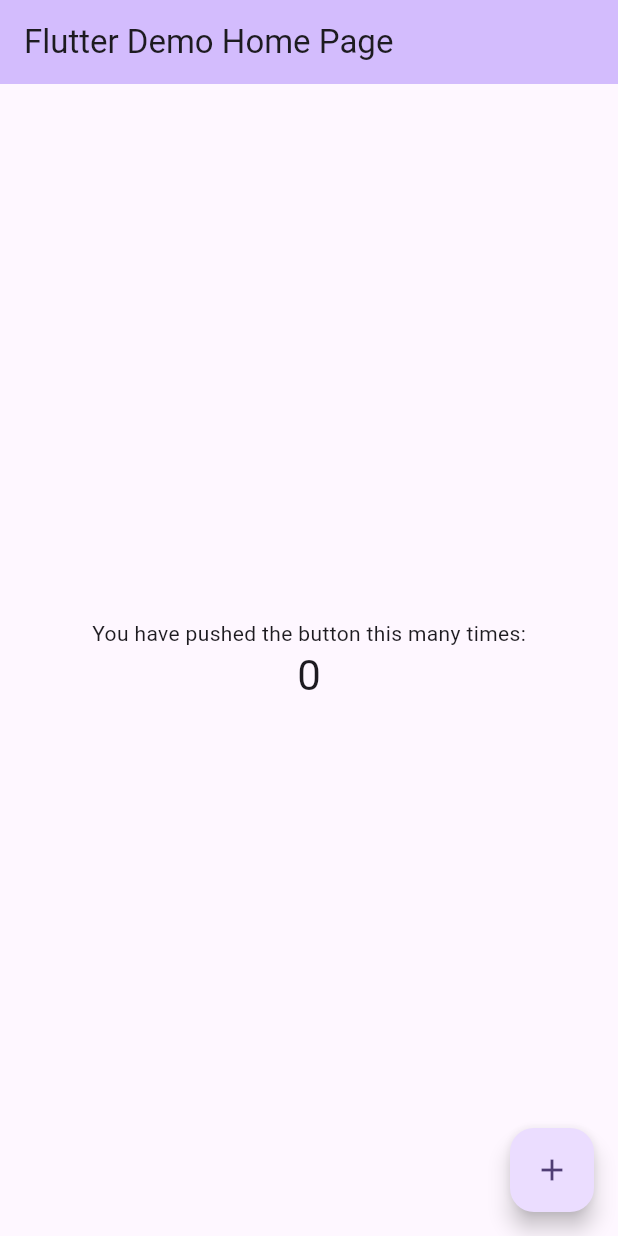
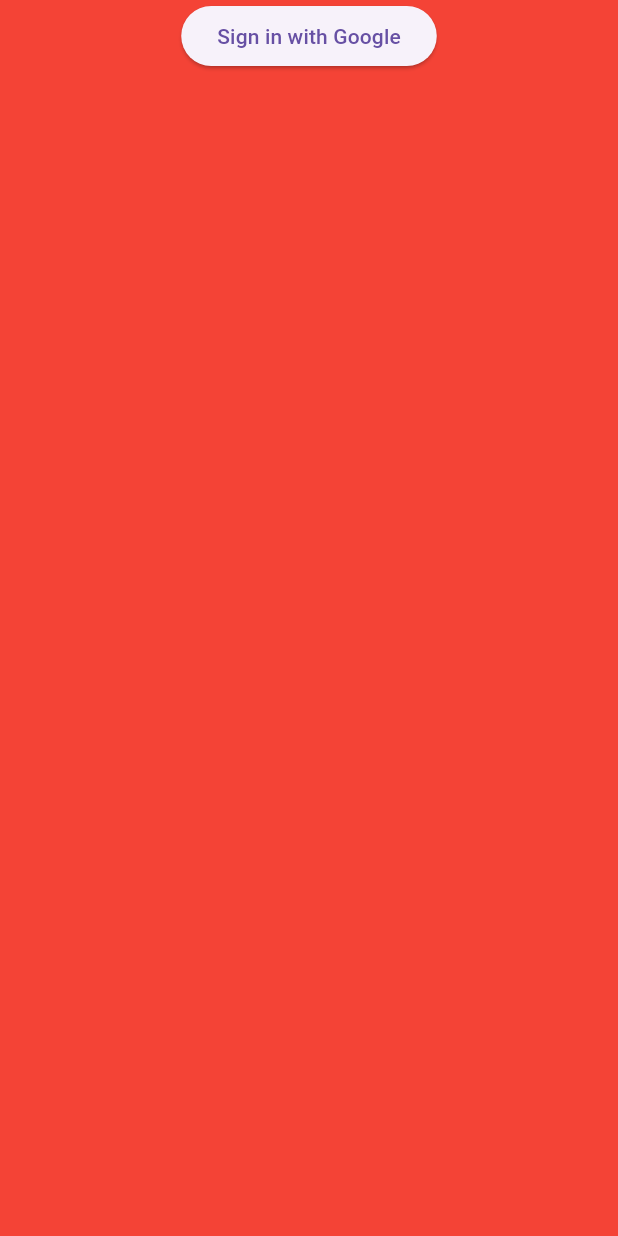
Before and after one commit to PoxhYT/Hustle, a Flutter app: the screen it shows after launch, on a phone screen of 412 x 824 dp. Run offline on Flutter 3.47's test engine with Material 3 defaults, Android fonts, the phone set to English and light mode, and no system bars; our stand-ins replace firebase_auth, firebase_core, flutter_screenutil, google_sign_in, logger; accounts and stored records are empty.

Commit message:
Added MainScreen

```diff
--- a/hustle/lib/main.dart
+++ b/hustle/lib/main.dart
@@ -1,125 +1,16 @@
+import 'package:firebase_core/firebase_core.dart';
 import 'package:flutter/material.dart';
+import 'package:flutter/services.dart';
+import 'package:flutter_screenutil/flutter_screenutil.dart';
+import 'package:hustle/firebase_options.dart';
+import 'package:hustle/screens/MainScreen.dart';
 
-void main() {
-  runApp(const MyApp());
+Future<void> main() async {
+  WidgetsFlutterBinding.ensureInitialized();
+  await Firebase.initializeApp(options: DefaultFirebaseOptions.currentPlatform);
+  await SystemChrome.setPreferredOrientations([
+    DeviceOrientation.portraitUp,
+    DeviceOrientation.portraitDown,
+  ]);
+  runApp(const ScreenUtilInit(child: MaterialApp(home: MainScreen())));
 }
-
-class MyApp extends StatelessWidget {
-  const MyApp({super.key});
-
-  // This widget is the root of your application.
-  @override
-  Widget build(BuildContext context) {
-    return MaterialApp(
-      title: 'Flutter Demo',
-      theme: ThemeData(
-        // This is the theme of your application.
-        //
-        // TRY THIS: Try running your application with "flutter run". You'll see
-        // the application has a purple toolbar. Then, without quitting the app,
-        // try changing the seedColor in the colorScheme below to Colors.green
-        // and then invoke "hot reload" (save your changes or press the "hot
-        // reload" button in a Flutter-supported IDE, or press "r" if you used
-        // the command line to start the app).
-        //
-        // Notice that the counter didn't reset back to zero; the application
-        // state is not lost during the reload. To reset the state, use hot
-        // restart instead.
-        //
-        // This works for code too, not just values: Most code changes can be
-        // tested with just a hot reload.
-        colorScheme: ColorScheme.fromSeed(seedColor: Colors.deepPurple),
-        useMaterial3: true,
-      ),
-      home: const MyHomePage(title: 'Flutter Demo Home Page'),
-    );
-  }
-}
-
-class MyHomePage extends StatefulWidget {
-  const MyHomePage({super.key, required this.title});
-
-  // This widget is the home page of your application. It is stateful, meaning
-  // that it has a State object (defined below) that contains fields that affect
-  // how it looks.
-
-  // This class is the configuration for the state. It holds the values (in this
-  // case the title) provided by the parent (in this case the App widget) and
-  // used by the build method of the State. Fields in a Widget subclass are
-  // always marked "final".
-
-  final String title;
-
-  @override
-  State<MyHomePage> createState() => _MyHomePageState();
-}
-
-class _MyHomePageState extends State<MyHomePage> {
-  int _counter = 0;
-
-  void _incrementCounter() {
-    setState(() {
-      // This call to setState tells the Flutter framework that something has
-      // changed in this State, which causes it to rerun the build method below
-      // so that the display can reflect the updated values. If we changed
-      // _counter without calling setState(), then the build method would not be
-      // called again, and so nothing would appear to happen.
-      _counter++;
-    });
-  }
-
-  @override
-  Widget build(BuildContext context) {
-    // This method is rerun every time setState is called, for instance as done
-    // by the _incrementCounter method above.
-    //
-    // The Flutter framework has been optimized to make rerunning build methods
-    // fast, so that you can just rebuild anything that needs updating rather
-    // than having to individually change instances of widgets.
-    return Scaffold(
-      appBar: AppBar(
-        // TRY THIS: Try changing the color here to a specific color (to
-        // Colors.amber, perhaps?) and trigger a hot reload to see the AppBar
-        // change color while the other colors stay the same.
-        backgroundColor: Theme.of(context).colorScheme.inversePrimary,
-        // Here we take the value from the MyHomePage object that was created by
-        // the App.build method, and use it to set our appbar title.
-        title: Text(widget.title),
-      ),
-      body: Center(
-        // Center is a layout widget. It takes a single child and positions it
-        // in the middle of the parent.
-        child: Column(
-          // Column is also a layout widget. It takes a list of children and
-          // arranges them vertically. By default, it sizes itself to fit its
-          // children horizontally, and tries to be as tall as its parent.
-          //
-          // Column has various properties to control how it sizes itself and
-          // how it positions its children. Here we use mainAxisAlignment to
-          // center the children vertically; the main axis here is the vertical
-          // axis because Columns are vertical (the cross axis would be
-          // horizontal).
-          //
-          // TRY THIS: Invoke "debug painting" (choose the "Toggle Debug Paint"
-          // action in the IDE, or press "p" in the console), to see the
-          // wireframe for each widget.
-          mainAxisAlignment: MainAxisAlignment.center,
-          children: <Widget>[
-            const Text(
-              'You have pushed the button this many times:',
-            ),
-            Text(
-              '$_counter',
-              style: Theme.of(context).textTheme.headlineMedium,
-            ),
-          ],
-        ),
-      ),
-      floatingActionButton: FloatingActionButton(
-        onPressed: _incrementCounter,
-        tooltip: 'Increment',
-        child: const Icon(Icons.add),
-      ), // This trailing comma makes auto-formatting nicer for build methods.
-    );
-  }
-}
--- /dev/null
+++ b/hustle/lib/screens/MainScreen.dart
@@ -0,0 +1,46 @@
+import 'package:firebase_auth/firebase_auth.dart';
+import 'package:flutter/material.dart';
+import 'package:flutter_screenutil/flutter_screenutil.dart';
+import 'package:hustle/api/AuthAPI.dart';
+import 'package:logger/logger.dart';
+
+class MainScreen extends StatefulWidget {
+  const MainScreen({super.key});
+
+  @override
+  State<MainScreen> createState() => _MainScreenState();
+}
+
+class _MainScreenState extends State<MainScreen> {
+  AuthAPI authAPI = AuthAPI();
+
+  var logger = Logger(
+    printer: PrettyPrinter(),
+  );
+
+  @override
+  Widget build(BuildContext context) {
+    return SafeArea(
+      child: SingleChildScrollView(
+          child: Container(
+        height: 1.sh,
+        color: Colors.red,
+        child: Column(
+          children: [
+            ElevatedButton(
+              onPressed: () async {
+                try {
+                  UserCredential credentials = await authAPI.signInWithGoogle();
+                  logger.i("${credentials.user!.displayName!} is logged in with Google");
+                } catch (e) {
+                  logger.i(e);
+                }
+              },
+              child: Text('Sign in with Google'),
+            ),
+          ],
+        ),
+      )),
+    );
+  }
+}
--- a/hustle/pubspec.yaml
+++ b/hustle/pubspec.yaml
@@ -38,6 +38,10 @@ dependencies:
   firebase_core: ^2.27.2
   rename_app: ^1.3.2
   change_app_package_name: ^1.1.0
+  google_sign_in: ^6.2.1
+  firebase_auth: ^4.18.0
+  logger: ^2.2.0
+  flutter_screenutil: ^5.9.0
 
 dev_dependencies:
   flutter_test:
```
Also changed, not shown: hustle/lib/api/AuthAPI.dart (added, +18 -0 lines), hustle/pubspec.lock, 5 other files.
